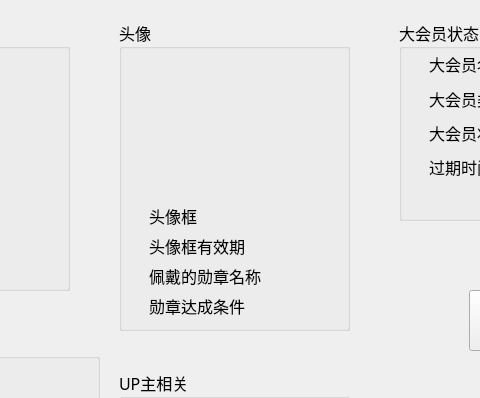
First picture: the form in info.ui, repository Seele0oO/biliinfo, before the edit; both pictures show x 221 to 701 and y 0 to 398 of the 1015 by 620 pixel window.
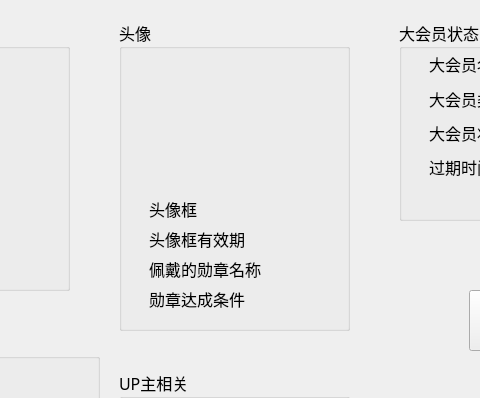
Second picture: the form after the edit.

What changed in the file:
```diff
--- a/info.ui
+++ b/info.ui
@@ -267,7 +267,7 @@
       <x>30</x>
       <y>20</y>
       <width>182</width>
-      <height>278</height>
+      <height>271</height>
      </rect>
     </property>
     <layout class="QGridLayout" name="gridLayout_3">
```
